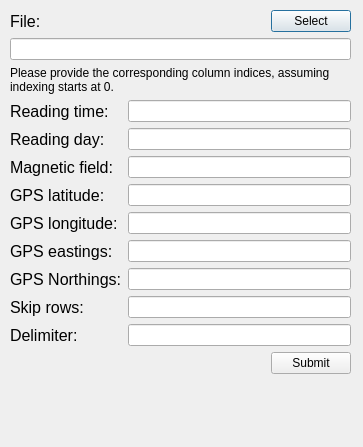
franktb/MagnetometryGui, file ui_elements/select_column_dialog.ui: the form before one commit.
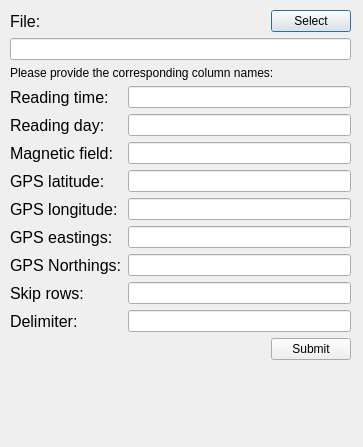
The form after the commit.

What changed in the file:
```diff
--- a/ui_elements/select_column_dialog.ui
+++ b/ui_elements/select_column_dialog.ui
@@ -83,7 +83,7 @@
     <item>
      <widget class="QLabel" name="label_11">
       <property name="text">
-       <string>Please provide the corresponding column indices, assuming indexing starts at 0.</string>
+       <string>Please provide the corresponding column names:</string>
       </property>
       <property name="wordWrap">
        <bool>true</bool>
```
